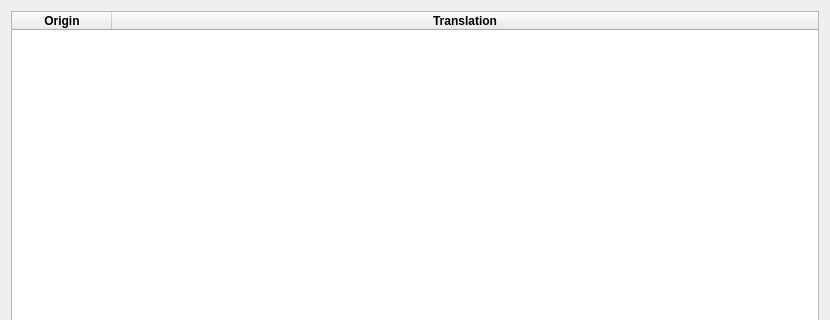
Above: src/main/resources/base/ui/TranslateView.ui from shm12/APKLanguageEditor before the change; both pictures show x 0 to 830 and y 0 to 320 of the 830 by 807 pixel window. Below: the same form after it.
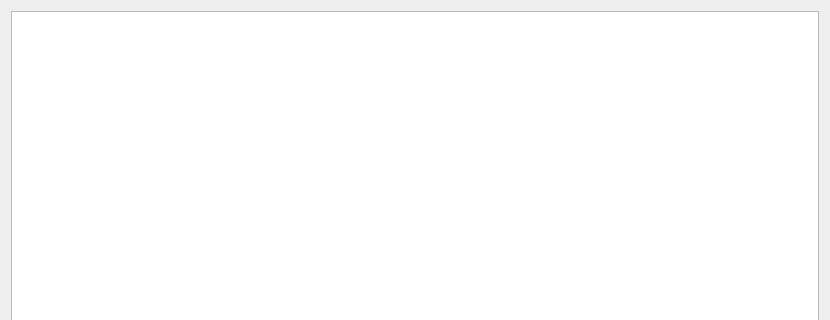
That is the form after the change. Custom widgets are drawn as their Qt base class.

Commit message: move to model based table and move the translators to main thread

Diff of the .ui file:
```diff
--- a/src/main/resources/base/ui/TranslateView.ui
+++ b/src/main/resources/base/ui/TranslateView.ui
@@ -15,86 +15,13 @@
   </property>
   <layout class="QVBoxLayout" name="verticalLayout_2">
    <item>
-    <widget class="CustomTableWidget" name="translationTable">
-     <property name="sizeAdjustPolicy">
-      <enum>QAbstractScrollArea::AdjustIgnored</enum>
-     </property>
-     <property name="selectionMode">
-      <enum>QAbstractItemView::ExtendedSelection</enum>
-     </property>
+    <widget class="QTableView" name="translationTable">
      <property name="selectionBehavior">
       <enum>QAbstractItemView::SelectRows</enum>
      </property>
-     <property name="showGrid">
-      <bool>true</bool>
-     </property>
-     <property name="sortingEnabled">
-      <bool>false</bool>
-     </property>
-     <property name="wordWrap">
-      <bool>true</bool>
-     </property>
-     <property name="cornerButtonEnabled">
-      <bool>true</bool>
-     </property>
-     <property name="columnCount">
-      <number>2</number>
-     </property>
-     <attribute name="horizontalHeaderVisible">
-      <bool>true</bool>
-     </attribute>
-     <attribute name="horizontalHeaderCascadingSectionResizes">
-      <bool>true</bool>
-     </attribute>
-     <attribute name="horizontalHeaderMinimumSectionSize">
-      <number>63</number>
-     </attribute>
-     <attribute name="horizontalHeaderHighlightSections">
-      <bool>true</bool>
-     </attribute>
-     <attribute name="horizontalHeaderShowSortIndicator" stdset="0">
-      <bool>false</bool>
-     </attribute>
      <attribute name="horizontalHeaderStretchLastSection">
       <bool>true</bool>
      </attribute>
-     <attribute name="verticalHeaderVisible">
-      <bool>true</bool>
-     </attribute>
-     <attribute name="verticalHeaderCascadingSectionResizes">
-      <bool>true</bool>
-     </attribute>
-     <attribute name="verticalHeaderHighlightSections">
-      <bool>false</bool>
-     </attribute>
-     <attribute name="verticalHeaderShowSortIndicator" stdset="0">
-      <bool>false</bool>
-     </attribute>
-     <attribute name="verticalHeaderStretchLastSection">
-      <bool>false</bool>
-     </attribute>
-     <column>
-      <property name="text">
-       <string>Origin</string>
-      </property>
-      <property name="font">
-       <font>
-        <weight>75</weight>
-        <bold>true</bold>
-       </font>
-      </property>
-     </column>
-     <column>
-      <property name="text">
-       <string>Translation</string>
-      </property>
-      <property name="font">
-       <font>
-        <weight>75</weight>
-        <bold>true</bold>
-       </font>
-      </property>
-     </column>
     </widget>
    </item>
    <item alignment="Qt::AlignRight">
@@ -146,17 +73,6 @@
   </layout>
  </widget>
  <customwidgets>
-  <customwidget>
-   <class>CustomTableWidget</class>
-   <extends>QTableWidget</extends>
-   <header>Ui/TranslateView.h</header>
-   <slots>
-    <signal>rowClickedSignal(PyQt_PyObject,PyQt_PyObject)</signal>
-    <signal>rowChangedSignal(PyQt_PyObject,PyQt_PyObject)</signal>
-    <slot>changeTextFromTextEdit(PyQt_PyObject,PyQt_PyObject)</slot>
-    <slot>clearTableSlot()</slot>
-   </slots>
-  </customwidget>
   <customwidget>
    <class>ExpendedEdit</class>
    <extends>QWidget</extends>
```
Left out of the diff: 1 changed line with no effect on the pictures. The commit also changes 4 other files.
